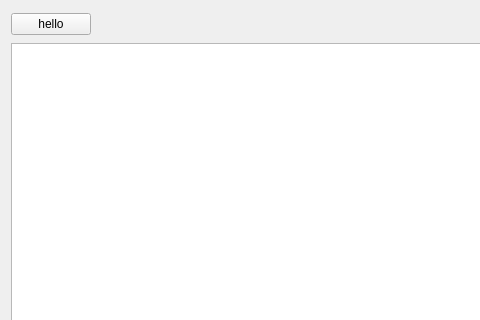
Leopold000/Qt_learn, file hello/widget.ui: the form before one commit; both pictures show x 0 to 480 and y 0 to 320 of the 754 by 621 pixel window.
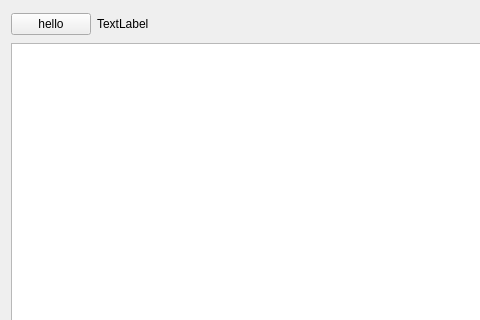
The form after the commit.

Commit message: 增加label

```diff
--- a/hello/widget.ui
+++ b/hello/widget.ui
@@ -14,7 +14,7 @@
    <string>Widget</string>
   </property>
   <layout class="QGridLayout" name="gridLayout">
-   <item row="0" column="1">
+   <item row="0" column="2">
     <spacer name="horizontalSpacer">
      <property name="orientation">
       <enum>Qt::Horizontal</enum>
@@ -34,14 +34,21 @@
      </property>
     </widget>
    </item>
-   <item row="0" column="2">
+   <item row="0" column="3">
     <widget class="QPushButton" name="pushButton_2">
      <property name="text">
       <string>退出</string>
      </property>
     </widget>
    </item>
-   <item row="1" column="0" colspan="3">
+   <item row="0" column="1">
+    <widget class="QLabel" name="label">
+     <property name="text">
+      <string>TextLabel</string>
+     </property>
+    </widget>
+   </item>
+   <item row="1" column="0" colspan="4">
     <widget class="QPlainTextEdit" name="plainTextEdit"/>
    </item>
   </layout>
```
The commit also changes 1 other file.
